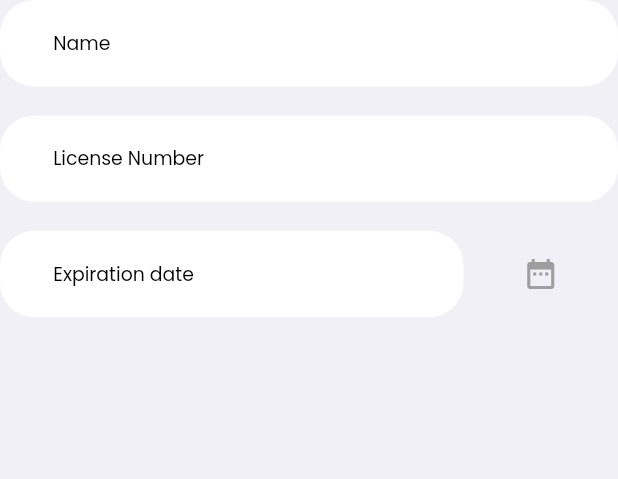
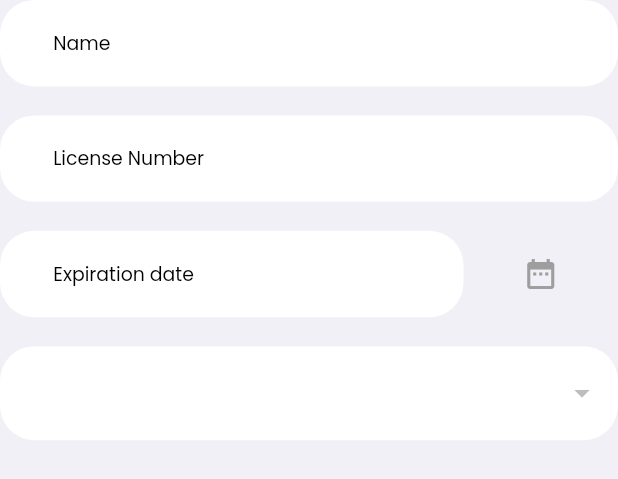
Before and after one commit to junejuly-jb/HashKey-Mobile, a Flutter app: the LicenseForm widget shown alone on an empty page, opened directly with empty values, on a phone screen of 412 x 824 dp. Shown: the top 479 px of the screen. Run offline on Flutter 3.47's test engine with Material 2 defaults, Android fonts, the phone set to English and light mode, and no system bars; our stand-ins replace avatar_glow, flutter_screenutil, flutter_svg, fluttertoast, font_awesome_flutter, google_fonts and 7 more; missing offline and left inert: month_year_picker, qr_code_scanner, random_password_generator; accounts and stored records are empty.

Commit message:
can add license

```diff
--- a/lib/main.dart
+++ b/lib/main.dart
@@ -81,6 +81,7 @@ class MyApp extends StatelessWidget {
           ],
           title: 'Hashkey',
           theme: ThemeData(
+            canvasColor: theme == 'dark' ? const Color.fromRGBO(42, 42, 42, 1) : const Color.fromRGBO(241, 240, 247, 1),
             textTheme: TextTheme(
               headlineLarge: TextStyle( color: theme == 'dark' ? Colors.white : Colors.black, letterSpacing: 2, fontSize: 25.sp, fontWeight: FontWeight.bold),
               headline1: TextStyle(
--- a/lib/shared/forms/license.dart
+++ b/lib/shared/forms/license.dart
@@ -2,14 +2,17 @@ import 'package:flutter/material.dart';
 import 'package:flutter_screenutil/flutter_screenutil.dart';
 import 'package:hashkey/provider/theme_provider.dart';
 import 'package:hashkey/shared/widgets/input.dart';
-import 'package:month_year_picker/month_year_picker.dart';
 import 'package:provider/provider.dart';
+import 'package:intl/intl.dart';
 
 class LicenseForm extends StatelessWidget {
   final TextEditingController controller1;
   final TextEditingController controller2;
   final TextEditingController controller3;
-  const LicenseForm({Key? key, required this.controller1, required this.controller2, required this.controller3}) : super(key: key);
+  final List items;
+  final String string2, string3;
+  final Function callback1, callback2;
+  const LicenseForm({Key? key, required this.controller1, required this.controller2, required this.controller3, required this.items, required this.string2, required this.string3, required this.callback1, required this.callback2}) : super(key: key);
 
   @override
   Widget build(BuildContext context) {
@@ -56,16 +59,56 @@ class LicenseForm extends StatelessWidget {
               ),
 
               Expanded(child: IconButton(onPressed: () async {
-                final selected = await showMonthYearPicker(
-                  context: context,
-                  initialDate: DateTime.now(),
-                  firstDate: DateTime(2022),
-                  lastDate: DateTime(2030),
-                );
-                print(selected);
+                DateTime selectedDate = DateTime.now();
+                final DateTime? picked = await showDatePicker(
+                    context: context,
+                    initialDate: selectedDate,
+                    firstDate: DateTime(2015, 8),
+                    lastDate: DateTime(2101));
+                if (picked != null && picked != selectedDate) {
+                  String formattedDate = DateFormat("yyyy-MM-dd").format(picked);
+                  controller3.text = formattedDate;
+                }
               },
               icon: const Icon(Icons.date_range)))
             ],
+          ),
+          SizedBox(height: 15.h,),
+          DropdownButtonFormField(
+            decoration: InputDecoration(
+              border: OutlineInputBorder(
+                borderRadius: BorderRadius.circular(20.r),
+                borderSide: BorderSide( color: Colors.transparent, width: 0.w)
+              ),
+              enabledBorder: OutlineInputBorder(
+                borderRadius: BorderRadius.circular(20.r),
+                borderSide: BorderSide(color: Colors.transparent, width: 0.w)
+              ),
+              filled: true,
+              fillColor: theme == 'dark' ? const Color.fromRGBO(54, 54, 54, 1) : Colors.white,
+              contentPadding: EdgeInsets.symmetric(horizontal: 31.w, vertical: 15.h)
+            ),
+            isExpanded: true,
+            value: string2,
+            items: items.map((e) =>
+              DropdownMenuItem<String>(
+                child: Row(
+                  children: [
+                    CircleAvatar(
+                      backgroundImage: NetworkImage(e['flags']['png']),
+                    ),
+                    SizedBox(width: 10.w),
+                    Text(e['name']['common'])
+                  ],
+                ),
+                value: e['name']['common'],
+              )
+            ).toList(),
+            onChanged: (val) {
+              int idx = items.indexWhere((element) => element['name']['common'] == val);
+              callback1(val);
+              callback2(items[idx]['flags']['png']);
+            },
           ),
         ],
       )
--- a/lib/shared/widgets/recent_list.dart
+++ b/lib/shared/widgets/recent_list.dart
@@ -70,6 +70,6 @@ IconData getIcon(String credType){
     return FontAwesomeIcons.solidNoteSticky;
   }
   else{
-    return FontAwesomeIcons.buildingLock;
+    return FontAwesomeIcons.idCard;
   }
 }
```
Also changed, not shown: lib/screens/create.dart (+46 -5 lines), lib/services/app.dart (+16 -0 lines), lib/shared/forms/wifi.dart (+6 -3 lines).
